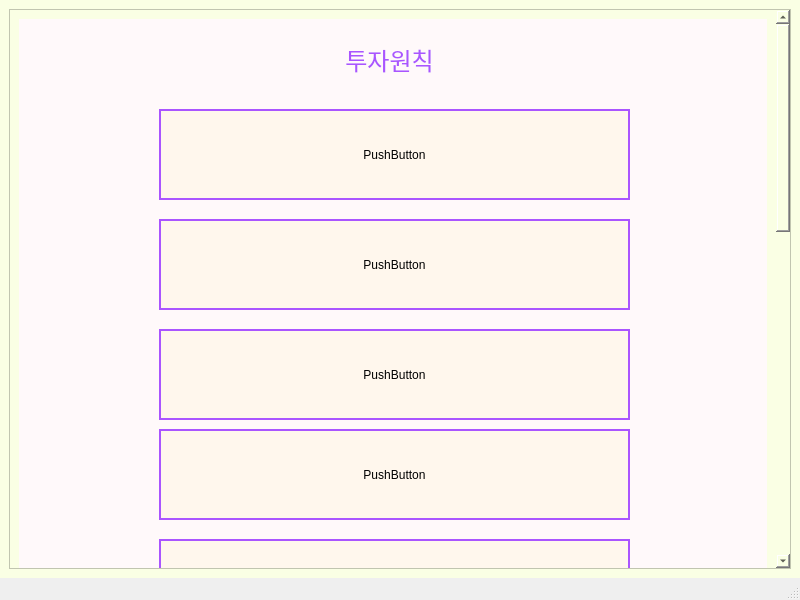
This is gui/ui/invest_principle.ui in daejlee/Noodle_Company as Qt 5 draws it before an edit. The edited form follows.
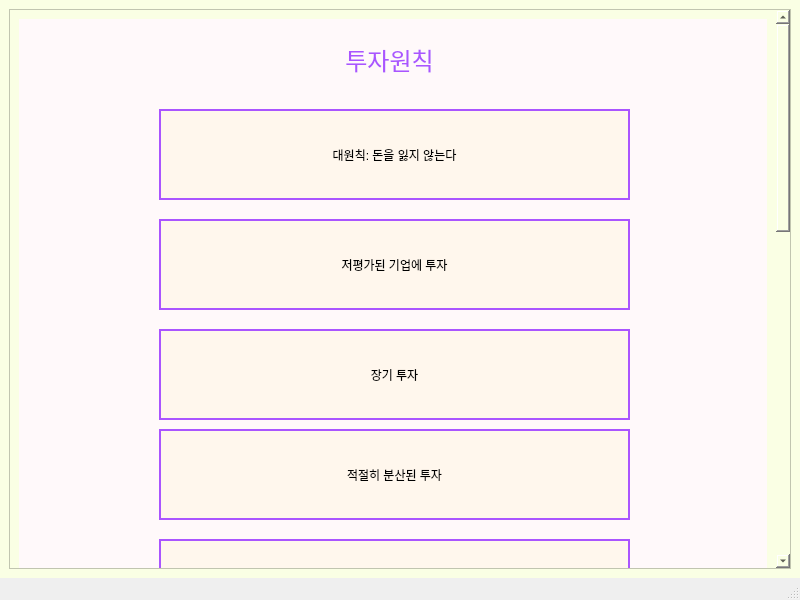
This is the edited form.

Commit message: 투자원칙 페이지 구현 / 시장 분석 구현

The edit to the form file:
```diff
--- a/gui/ui/invest_principle.ui
+++ b/gui/ui/invest_principle.ui
@@ -131,7 +131,7 @@
 }</string>
            </property>
            <property name="text">
-            <string>PushButton</string>
+            <string>대원칙: 돈을 잃지 않는다</string>
            </property>
           </widget>
           <widget class="QPushButton" name="pushButton_2">
@@ -161,7 +161,7 @@
 }</string>
            </property>
            <property name="text">
-            <string>PushButton</string>
+            <string>저평가된 기업에 투자</string>
            </property>
           </widget>
           <widget class="QPushButton" name="pushButton_3">
@@ -191,7 +191,7 @@
 }</string>
            </property>
            <property name="text">
-            <string>PushButton</string>
+            <string>장기 투자</string>
            </property>
           </widget>
           <widget class="QPushButton" name="pushButton_4">
@@ -221,7 +221,7 @@
 }</string>
            </property>
            <property name="text">
-            <string>PushButton</string>
+            <string>적절히 분산된 투자</string>
            </property>
           </widget>
           <widget class="QPushButton" name="pushButton_5">
```
Left out of the diff: 125 changed lines with no effect on the pictures. The commit also changes 27 other files.
